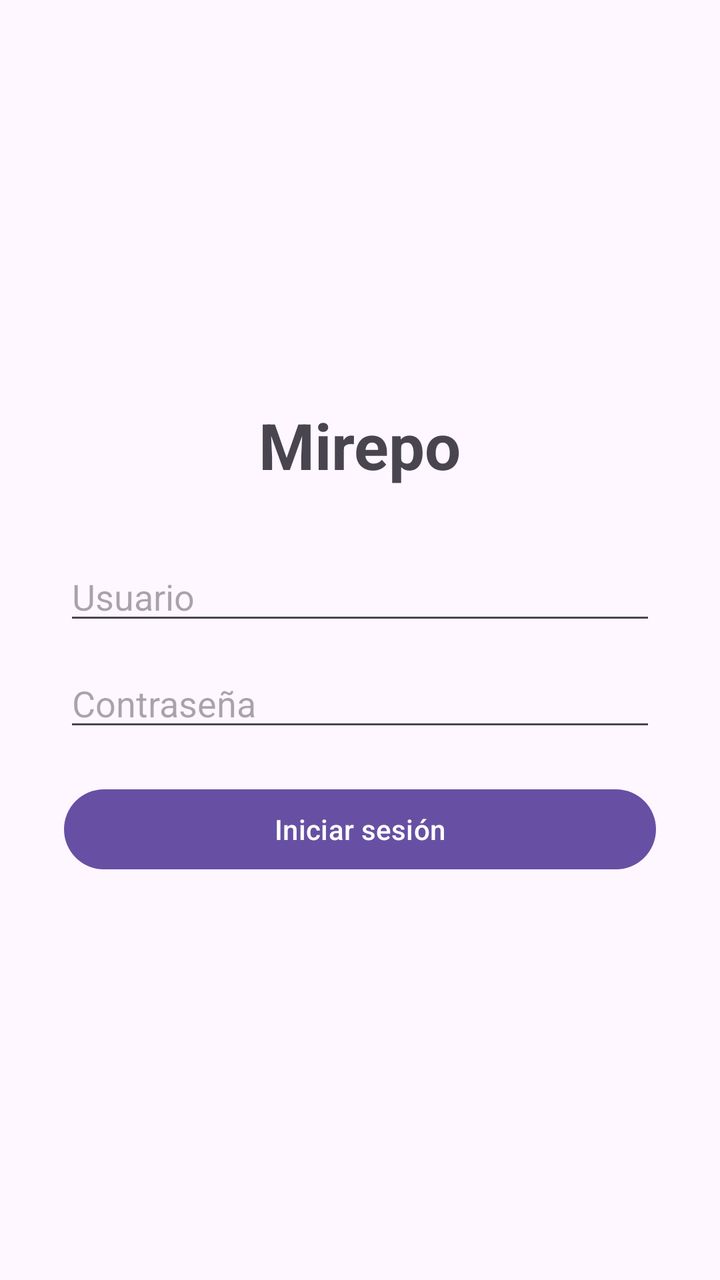
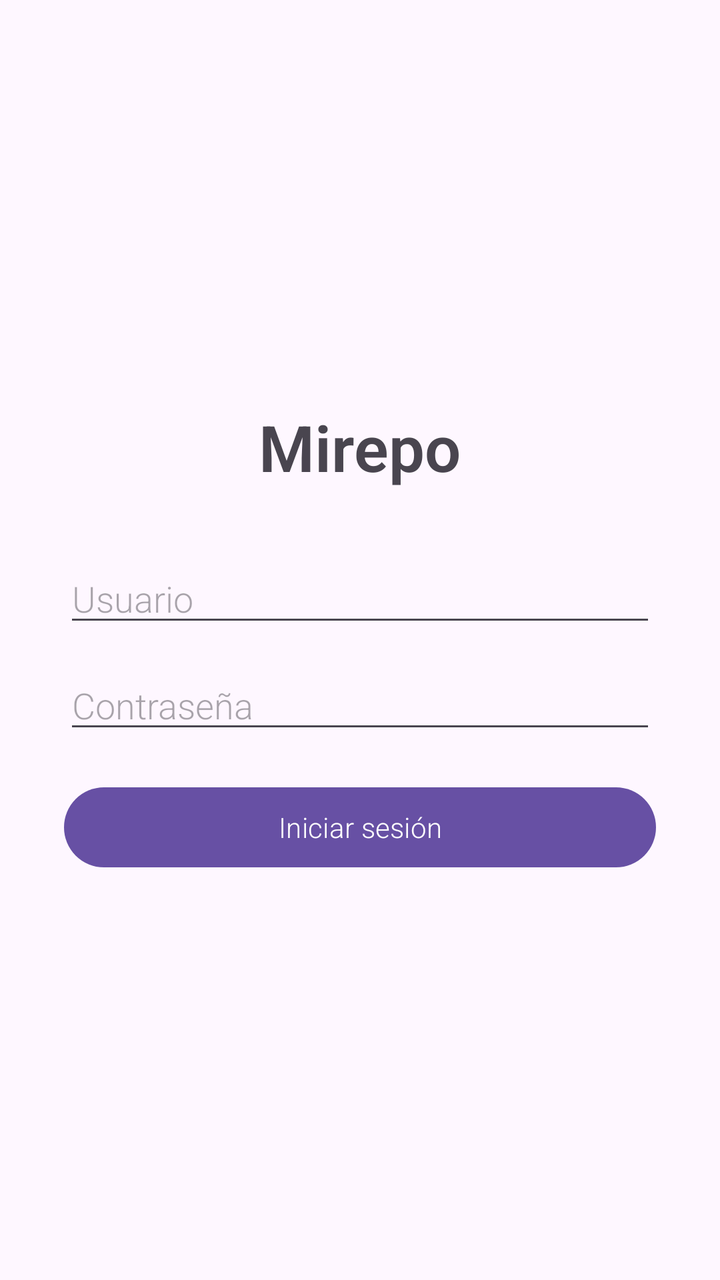

Screens rendered from an Android XML layout before and after an edit, with the pre-edit source and the edit as a unified diff.
<!-- AndroidManifest.xml: application theme Theme.Localfly -->
<!-- res/layout/activity_login.xml -->
<?xml version="1.0" encoding="utf-8"?>
<LinearLayout xmlns:android="http://schemas.android.com/apk/res/android"
    xmlns:app="http://schemas.android.com/apk/res-auto"
    android:layout_width="match_parent"
    android:layout_height="match_parent"
    android:orientation="vertical"
    android:gravity="center"
    android:padding="32dp">

    <TextView
        android:id="@+id/tvTitle"
        android:layout_width="wrap_content"
        android:layout_height="wrap_content"
        android:text="Mirepo"
        android:textSize="32sp"
        android:textStyle="bold"
        android:layout_marginBottom="32dp" />

    <EditText
        android:id="@+id/etUsername"
        android:layout_width="match_parent"
        android:layout_height="wrap_content"
        android:hint="Usuario"
        android:inputType="text"
        android:layout_marginBottom="12dp" />

    <EditText
        android:id="@+id/etPassword"
        android:layout_width="match_parent"
        android:layout_height="wrap_content"
        android:hint="Contraseña"
        android:inputType="textPassword"
        android:layout_marginBottom="20dp" />

    <Button
        android:id="@+id/btnLogin"
        android:layout_width="match_parent"
        android:layout_height="wrap_content"
        android:text="Iniciar sesión" />

    <ProgressBar
        android:id="@+id/progressBar"
        android:layout_width="wrap_content"
        android:layout_height="wrap_content"
        android:layout_marginTop="16dp"
        android:visibility="gone" />

    <TextView
        android:id="@+id/tvError"
        android:layout_width="wrap_content"
        android:layout_height="wrap_content"
        android:textColor="#FF5252"
        android:layout_marginTop="12dp"
        android:visibility="gone" />

</LinearLayout>
<!-- resources referenced by this layout -->
<resources>
  <style name="Theme.Localfly" parent="Base.Theme.Localfly" />
  <style name="Base.Theme.Localfly" parent="Theme.Material3.DayNight.NoActionBar">
          
          
      </style>
</resources>

<!-- the commit's change to res/layout/activity_login.xml (unified diff, before → after) -->
@@ -30,7 +30,7 @@
         android:layout_height="wrap_content"
         android:hint="Contraseña"
         android:inputType="textPassword"
-        android:layout_marginBottom="20dp" />
+        android:layout_marginBottom="18dp" />
 
     <Button
         android:id="@+id/btnLogin"
<!-- resource entries referenced after the edit -->
@@ -3,7 +3,8 @@
   <style name="Theme.Localfly" parent="Base.Theme.Localfly" />
   <style name="Base.Theme.Localfly" parent="Theme.Material3.DayNight.NoActionBar">
           
-          
+          <item name="android:fontFamily">sans-serif-light</item>
+          <item name="fontFamily">sans-serif-light</item>
       </style>
 </resources>
 
